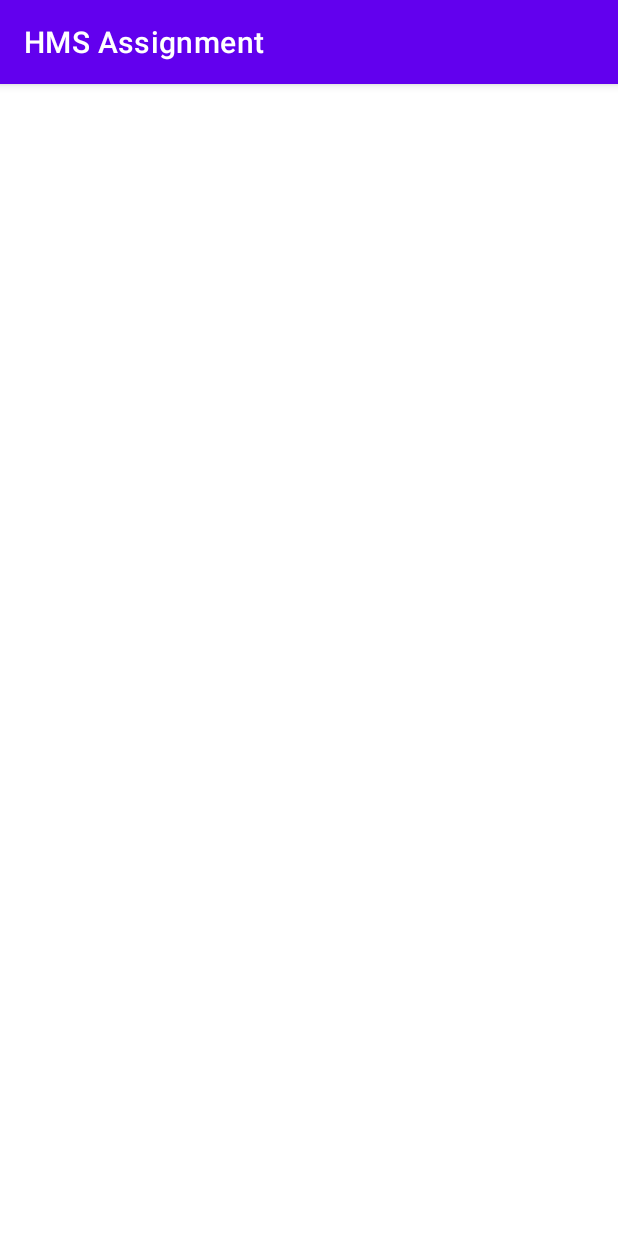
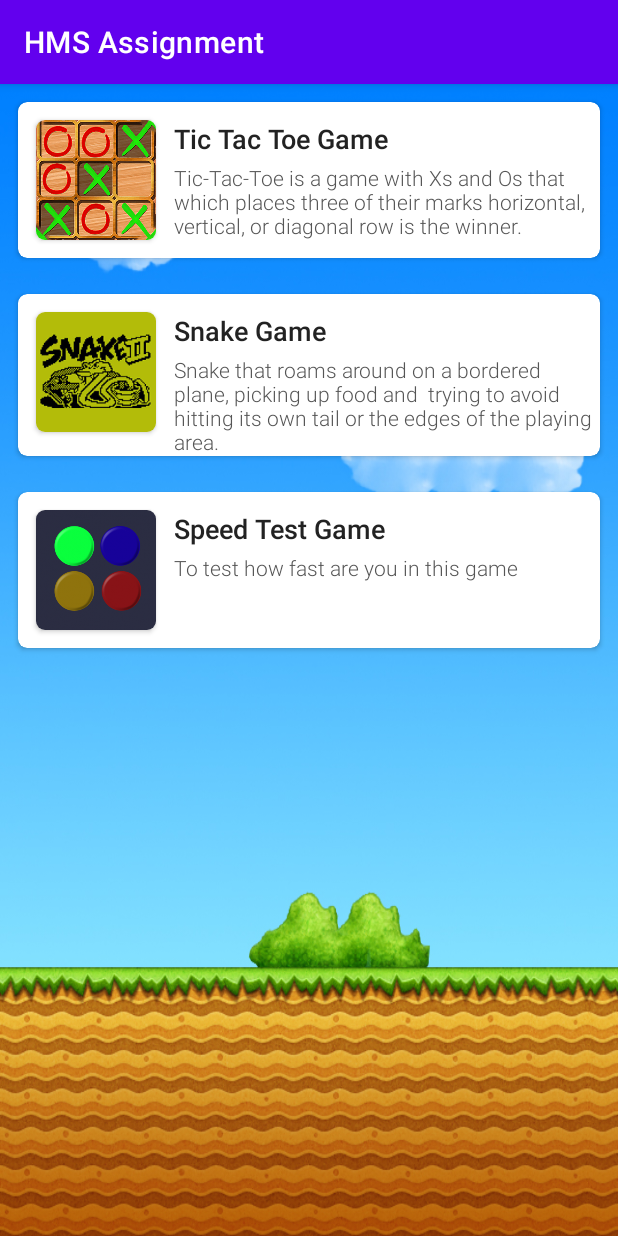
Before and after one commit to chwung/HMS_Assignment, an Android app: the GamesActivity screen opened directly, with no data from a screen before it, on a phone screen of 412 x 824 dp. Run offline under Robolectric (Android 15) with nearby library versions, the phone set to English and light mode, and no system bars.

Commit message:
RecyclerView

```diff
--- /dev/null
+++ b/app/src/main/java/com/test/hmsassignment/Games.java
@@ -0,0 +1,14 @@
+package com.test.hmsassignment;
+
+public class Games {
+    String title;
+    String description;
+    int image;
+
+    //Constructor
+    public Games(String title, String description, int image) {
+        this.title = title;
+        this.description = description;
+        this.image = image;
+    }
+}
--- a/app/src/main/java/com/test/hmsassignment/GamesActivity.java
+++ b/app/src/main/java/com/test/hmsassignment/GamesActivity.java
@@ -1,6 +1,7 @@
 package com.test.hmsassignment;
 
 import androidx.appcompat.app.AppCompatActivity;
+import androidx.recyclerview.widget.RecyclerView;
 
 import android.os.Bundle;
 
@@ -10,5 +11,16 @@ public class GamesActivity extends AppCompatActivity {
     protected void onCreate(Bundle savedInstanceState) {
         super.onCreate(savedInstanceState);
         setContentView(R.layout.activity_games);
+
+        RecyclerView recyclerView = findViewById(R.id.recycler_view_games);
+
+        Games[] games = {
+                new Games("Tic Tac Toe Game", "Tic-Tac-Toe is a game with Xs and Os that which places three of their marks horizontal, vertical, or diagonal row is the winner.", R.drawable.ticktacktoe),
+                new Games("Snake Game", "Snake that roams around on a bordered plane, picking up food and  trying to avoid hitting its own tail or the edges of the playing area.", R.drawable.snakegame),
+                new Games("Speed Test Game", "To test how fast are you in this game", R.drawable.speedgame),
+        };
+
+        GamesAdapter adapter = new GamesAdapter(games);
+        recyclerView.setAdapter(adapter);
     }
 }
--- /dev/null
+++ b/app/src/main/java/com/test/hmsassignment/GamesAdapter.java
@@ -0,0 +1,55 @@
+package com.test.hmsassignment;
+
+import android.view.LayoutInflater;
+import android.view.View;
+import android.view.ViewGroup;
+import android.widget.ImageView;
+import android.widget.TextView;
+
+import androidx.annotation.NonNull;
+import androidx.recyclerview.widget.RecyclerView;
+
+public class GamesAdapter extends RecyclerView.Adapter<GamesAdapter.GamesViewHolder> {
+    private final Games[] games;
+
+    public GamesAdapter(Games[] games){
+        this.games = games;
+    }
+
+    @NonNull
+    @Override
+    public GamesViewHolder onCreateViewHolder(@NonNull ViewGroup parent, int viewType) {
+        View view = LayoutInflater.from(parent.getContext()).inflate(R.layout.games_item, parent, false);
+        return new GamesViewHolder(view);
+    }
+
+    @Override
+    public void onBindViewHolder(@NonNull GamesViewHolder holder, int position) {
+        holder.bind(games[position]);
+    }
+
+    @Override
+    public int getItemCount() {
+        return games.length;
+    }
+
+    public static class GamesViewHolder extends RecyclerView.ViewHolder{
+        ImageView appImage;
+        TextView appTitle;
+        TextView appDescription;
+
+        public GamesViewHolder(@NonNull View itemView) {
+            super(itemView);
+
+            appImage = itemView.findViewById(R.id.image_view_game_icon);
+            appTitle = itemView.findViewById(R.id.text_view_game_title);
+            appDescription = itemView.findViewById(R.id.text_view_game_description);
+        }
+
+        public void bind(Games games){
+            appTitle.setText(games.title);
+            appDescription.setText(games.description);
+            appImage.setImageResource(games.image);
+        }
+    }
+}
--- a/app/src/main/res/layout/activity_games.xml
+++ b/app/src/main/res/layout/activity_games.xml
@@ -1,8 +1,12 @@
 <?xml version="1.0" encoding="utf-8"?>
-<androidx.constraintlayout.widget.ConstraintLayout xmlns:android="http://schemas.android.com/apk/res/android"
-    xmlns:tools="http://schemas.android.com/tools"
+<androidx.recyclerview.widget.RecyclerView xmlns:android="http://schemas.android.com/apk/res/android"
     android:layout_width="match_parent"
     android:layout_height="match_parent"
-    tools:context=".GamesActivity">
+    android:background="@drawable/mario"
+    xmlns:app="http://schemas.android.com/apk/res-auto"
+    xmlns:tools="http://schemas.android.com/tools"
+    android:id="@+id/recycler_view_games"
+    app:layoutManager="androidx.recyclerview.widget.LinearLayoutManager"
+    tools:listitem="@layout/games_item">
 
-</androidx.constraintlayout.widget.ConstraintLayout>
+</androidx.recyclerview.widget.RecyclerView>
--- /dev/null
+++ b/app/src/main/res/layout/games_item.xml
@@ -0,0 +1,62 @@
+<?xml version="1.0" encoding="utf-8"?>
+<androidx.cardview.widget.CardView xmlns:android="http://schemas.android.com/apk/res/android"
+    android:layout_width="match_parent"
+    android:layout_height="wrap_content"
+    xmlns:app="http://schemas.android.com/apk/res-auto"
+    xmlns:tools="http://schemas.android.com/tools"
+    android:layout_margin="12dp"
+    app:cardCornerRadius="6dp">
+
+    <RelativeLayout
+        android:layout_width="match_parent"
+        android:layout_height="wrap_content">
+
+        <androidx.cardview.widget.CardView
+            android:layout_width="wrap_content"
+            android:layout_height="wrap_content"
+            app:cardCornerRadius="6dp"
+            android:id="@+id/card_view_game_icon_container"
+            android:layout_margin="12dp"
+            android:elevation="2dp">
+
+            <ImageView
+                android:id="@+id/image_view_game_icon"
+                android:layout_width="80dp"
+                android:layout_height="80dp"
+                android:contentDescription="This is the project image"
+                android:scaleType="centerCrop"
+                tools:ignore="HardcodedText"
+                tools:src="@drawable/ticktacktoe" />
+
+        </androidx.cardview.widget.CardView>
+
+        <TextView
+            android:layout_width="match_parent"
+            android:layout_height="wrap_content"
+            android:id="@+id/text_view_game_title"
+            tools:text="The App Title"
+            android:layout_alignTop= "@id/card_view_game_icon_container"
+            android:layout_toEndOf="@id/card_view_game_icon_container"
+            android:fontFamily="sans-serif-medium"
+            android:textColor="#222222"
+            android:textSize="18sp"
+            />
+
+        <TextView
+            android:id="@+id/text_view_game_description"
+            android:layout_width="match_parent"
+            android:layout_height="wrap_content"
+            android:layout_below="@id/text_view_game_title"
+            android:layout_marginTop="4dp"
+            android:layout_toEndOf="@id/card_view_game_icon_container"
+            android:fontFamily="sans-serif-light"
+            android:textColor="#555555"
+            android:textSize="14sp"
+            tools:text="This will be our description of the project" />
+
+
+
+    </RelativeLayout>
+
+
+</androidx.cardview.widget.CardView>
```
Also changed, not shown: app/src/main/res/drawable-nodpi/snakegame.png (added), app/src/main/res/drawable-nodpi/speedgame.png (added), app/src/main/res/drawable-nodpi/ticktacktoe.png (added).
